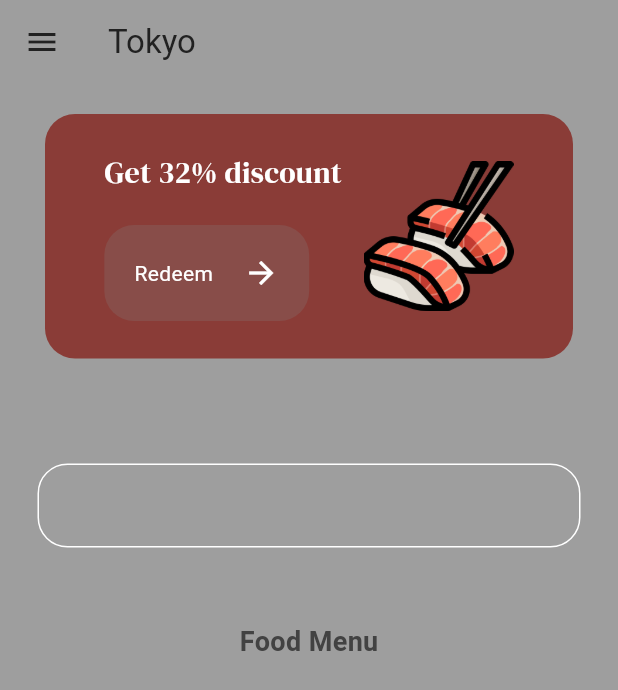
After one commit to Sunichiii/UI, a Flutter app: the screen it shows after launch, after a tap on "Get Started", on a phone screen of 412 x 824 dp. The commit adds this screen. Shown: the top 690 px of the screen. Run offline on Flutter 3.47's test engine with Material 3 defaults, Android fonts, the phone set to English and light mode, and no system bars; our stand-ins replace google_fonts.

Commit message:
created the food model

```diff
--- a/sushi_resturant/lib/components/button.dart
+++ b/sushi_resturant/lib/components/button.dart
@@ -2,11 +2,14 @@ import 'package:flutter/material.dart';
 
 class MyButton extends StatelessWidget {
   final String text;
-  const MyButton({required this.text, super.key});
+  final void Function()? onTap;
+  const MyButton({required this.text, required this.onTap, super.key});
 
   @override
   Widget build(BuildContext context) {
-    return Container(
+    return GestureDetector(
+      onTap: onTap,
+      child: Container(
         decoration: BoxDecoration(
           color: const Color.fromARGB(212, 135, 81, 77),
           borderRadius: BorderRadius.circular(20),
@@ -20,6 +23,7 @@ class MyButton extends StatelessWidget {
             Icon(Icons.arrow_forward, color: Colors.white),
           ],
         ),
+      ),
     );
   }
 }
--- a/sushi_resturant/lib/main.dart
+++ b/sushi_resturant/lib/main.dart
@@ -1,5 +1,6 @@
 import 'package:flutter/material.dart';
 import 'package:sushi_resturant/pages/intro_page.dart';
+import 'package:sushi_resturant/pages/menu_page.dart';
 
 void main() {
   runApp(const MyApp());
@@ -10,6 +11,13 @@ class MyApp extends StatelessWidget {
 
   @override
   Widget build(BuildContext context) {
-    return MaterialApp(debugShowCheckedModeBanner: false, home: IntroPage());
+    return MaterialApp(
+      debugShowCheckedModeBanner: false,
+      home: IntroPage(),
+      routes: {
+        '/inropage': (context) => IntroPage(),
+        '/menupage': (context) => MenuPage(),
+      },
+    );
   }
 }
--- a/sushi_resturant/lib/pages/intro_page.dart
+++ b/sushi_resturant/lib/pages/intro_page.dart
@@ -1,6 +1,7 @@
 import 'package:flutter/material.dart';
 import 'package:google_fonts/google_fonts.dart';
 import 'package:sushi_resturant/components/button.dart';
+import 'package:sushi_resturant/themes/colors.dart';
 
 class IntroPage extends StatelessWidget {
   const IntroPage({super.key});
@@ -8,7 +9,7 @@ class IntroPage extends StatelessWidget {
   @override
   Widget build(BuildContext context) {
     return Scaffold(
-      backgroundColor: const Color.fromARGB(255, 138, 60, 55),
+      backgroundColor: primaryColor,
       body: Padding(
         padding: const EdgeInsets.all(24.0),
         child: Column(
@@ -49,7 +50,12 @@ class IntroPage extends StatelessWidget {
             ),
             const SizedBox(height: 25),
             //get started button
-            MyButton(text: "Get Started"),
+            MyButton(
+              text: "Get Started",
+              onTap: () {
+                Navigator.pushNamed(context, '/menupage');
+              },
+            ),
           ],
         ),
       ),
--- /dev/null
+++ b/sushi_resturant/lib/pages/menu_page.dart
@@ -0,0 +1,91 @@
+import 'package:flutter/foundation.dart';
+import 'package:flutter/material.dart';
+import 'package:google_fonts/google_fonts.dart';
+import 'package:sushi_resturant/components/button.dart';
+import 'package:sushi_resturant/themes/colors.dart';
+
+class MenuPage extends StatelessWidget {
+  const MenuPage({super.key});
+
+  @override
+  Widget build(BuildContext context) {
+    return Scaffold(
+      backgroundColor: Colors.grey,
+      appBar: AppBar(
+        backgroundColor: Colors.transparent,
+        elevation: 0,
+        leading: Icon(Icons.menu_outlined, color: Colors.grey[900]),
+        title: Text("Tokyo", style: TextStyle(color: Colors.grey[900])),
+      ),
+      body: Column(
+        //promo banner
+        children: [
+          Container(
+            decoration: BoxDecoration(
+              color: primaryColor,
+              borderRadius: BorderRadius.circular(20),
+            ),
+            margin: EdgeInsets.symmetric(horizontal: 30, vertical: 20),
+            padding: EdgeInsets.all(25),
+            child: Row(
+              mainAxisAlignment: MainAxisAlignment.spaceEvenly,
+              children: [
+                //promo message
+                Column(
+                  crossAxisAlignment: CrossAxisAlignment.start,
+                  children: [
+                    Text(
+                      "Get 32% discount",
+                      style: GoogleFonts.dmSerifDisplay(
+                        fontSize: 20,
+                        color: Colors.white,
+                      ),
+                    ),
+                    const SizedBox(height: 20),
+                    MyButton(text: "Redeem", onTap: () {}),
+                  ],
+                ),
+                Image.asset('assets/sushi3.png', height: 100),
+              ],
+            ),
+          ),
+          const SizedBox(height: 25),
+          Padding(
+            padding: const EdgeInsets.all(25.0),
+            child: TextField(
+              decoration: InputDecoration(
+                border: OutlineInputBorder(
+                  borderSide: BorderSide(color: Colors.white),
+                  borderRadius: BorderRadius.circular(20),
+                ),
+                focusedBorder: OutlineInputBorder(
+                  borderSide: BorderSide(color: Colors.white),
+                  borderRadius: BorderRadius.circular(20),
+                ),
+                enabledBorder: OutlineInputBorder(
+                  borderSide: BorderSide(color: Colors.white),
+                  borderRadius: BorderRadius.circular(20),
+                ),
+              ),
+            ),
+          ),
+          SizedBox(height: 25),
+          Padding(
+            padding: EdgeInsets.symmetric(horizontal: 25),
+            child: Text(
+              "Food Menu",
+              style: TextStyle(
+                fontWeight: FontWeight.bold,
+                color: Colors.grey[800],
+                fontSize: 18,
+              ),
+            ),
+          ),
+        ],
+      ),
+      //search bar
+      //menulist
+      //popular
+    );
+  }
+}
--- /dev/null
+++ b/sushi_resturant/lib/themes/colors.dart
@@ -0,0 +1,3 @@
+import 'package:flutter/material.dart';
+
+var primaryColor = const Color.fromARGB(255, 138, 60, 55);
```
Also changed, not shown: sushi_resturant/lib/models/food.dart (added). Lines whose indentation alone changed are shown as unchanged.
